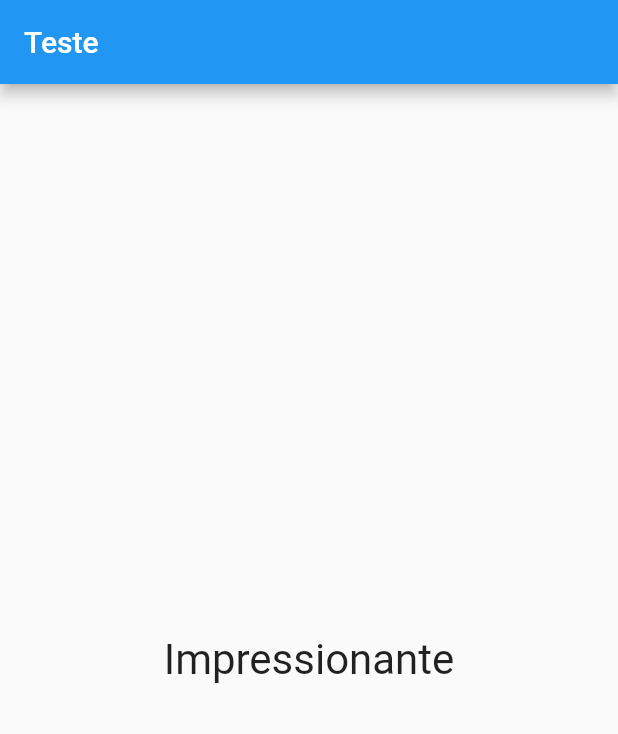
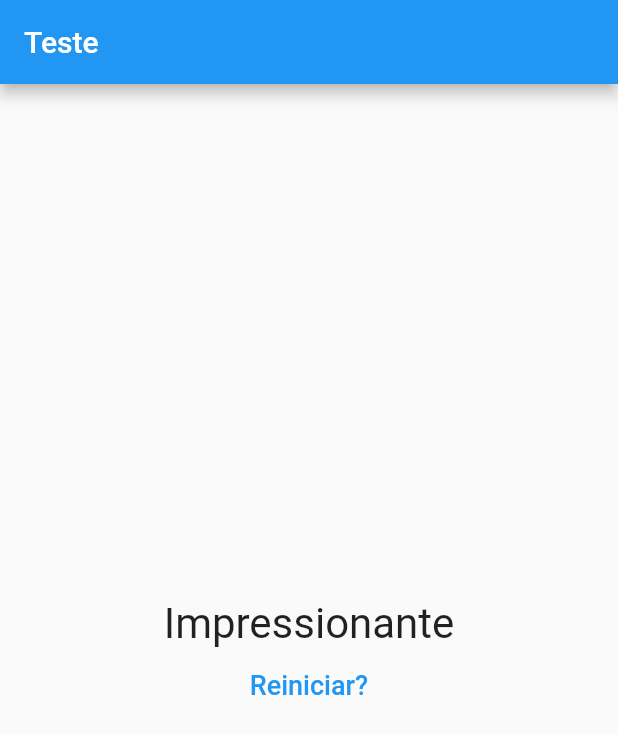
Before and after one commit to SimonViegas/cod3r_projeto_perguntas, a Flutter app: the screen it shows after launch, after a tap on "Bahia", after a tap on "Cobra", on a phone screen of 412 x 824 dp. Shown: the top 734 px of the screen. Run offline on Flutter 3.47's test engine with Material 2 defaults, Android fonts, the phone set to English and light mode, and no system bars.

Commit message:
Reiniciando Questionário

```diff
--- a/lib/main.dart
+++ b/lib/main.dart
@@ -39,6 +39,13 @@ class _PerguntaAppState extends State<PerguntasApp> {
     }
   }
 
+  void _reiniciarQuestionario() {
+    setState(() {
+      _perguntaSelecionada = 0;
+      _pontuacaoTotal = 0;
+    });
+  }
+
   bool get temPerguntaSeleciona {
     return _perguntaSelecionada < _perguntas.length;
   }
@@ -56,7 +63,7 @@ class _PerguntaAppState extends State<PerguntasApp> {
                 perguntas: _perguntas,
                 perguntaSelecionada: _perguntaSelecionada,
                 quandoResponder: _responder)
-            : Resultado(_pontuacaoTotal),
+            : Resultado(_pontuacaoTotal, _reiniciarQuestionario),
       ),
     );
   }
--- a/lib/resultado.dart
+++ b/lib/resultado.dart
@@ -2,8 +2,10 @@ import 'package:flutter/material.dart';
 
 class Resultado extends StatelessWidget {
   final int pontuacao;
+  final void Function() quandoReiniciarQuestionario;
 
-  const Resultado(this.pontuacao, {Key? key}) : super(key: key);
+  const Resultado(this.pontuacao, this.quandoReiniciarQuestionario, {Key? key})
+      : super(key: key);
 
   String get fraseResultado {
     if (pontuacao < 8) {
@@ -19,11 +21,24 @@ class Resultado extends StatelessWidget {
 
   @override
   Widget build(BuildContext context) {
-    return Center(
-      child: Text(
-        fraseResultado,
-        style: const TextStyle(fontSize: 28),
-      ),
+    return Column(
+      mainAxisAlignment: MainAxisAlignment.center,
+      children: [
+        Center(
+          child: Text(
+            fraseResultado,
+            style: const TextStyle(fontSize: 28),
+          ),
+        ),
+        FlatButton(
+          child: const Text('Reiniciar?',
+              style: TextStyle(
+                fontSize: 18,
+              )),
+          textColor: Colors.blue,
+          onPressed: quandoReiniciarQuestionario,
+        )
+      ],
     );
   }
 }
```
